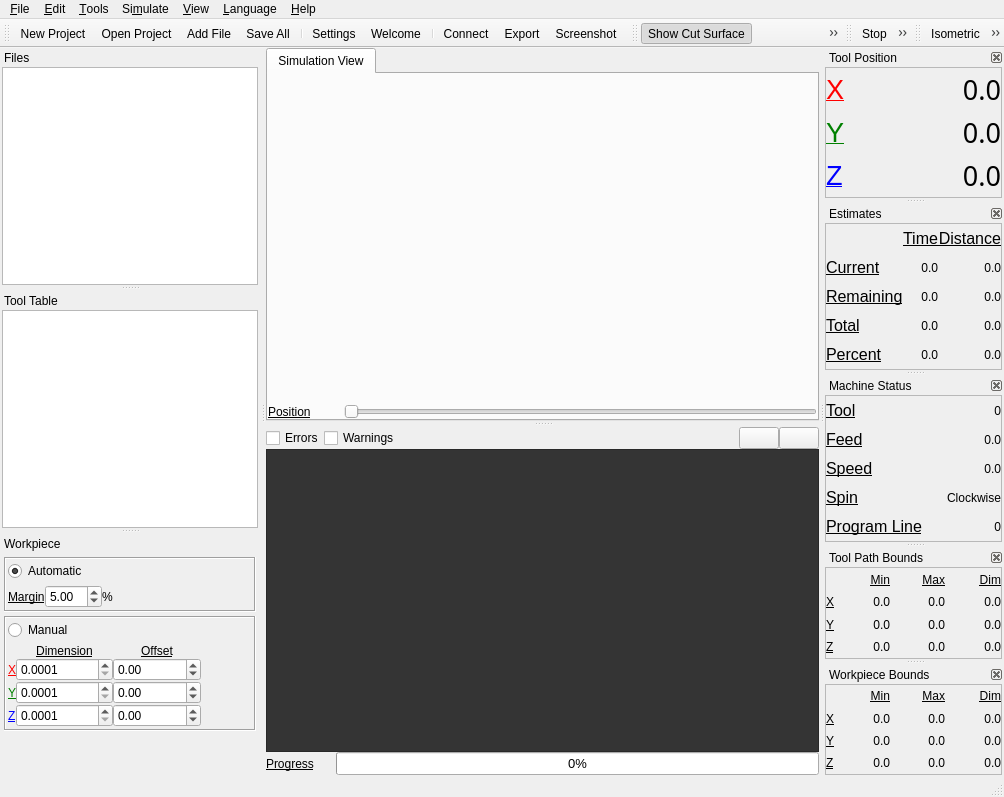
Qt form qt/camotics.ui (CauldronDevelopmentLLC/CAMotics) before a commit.
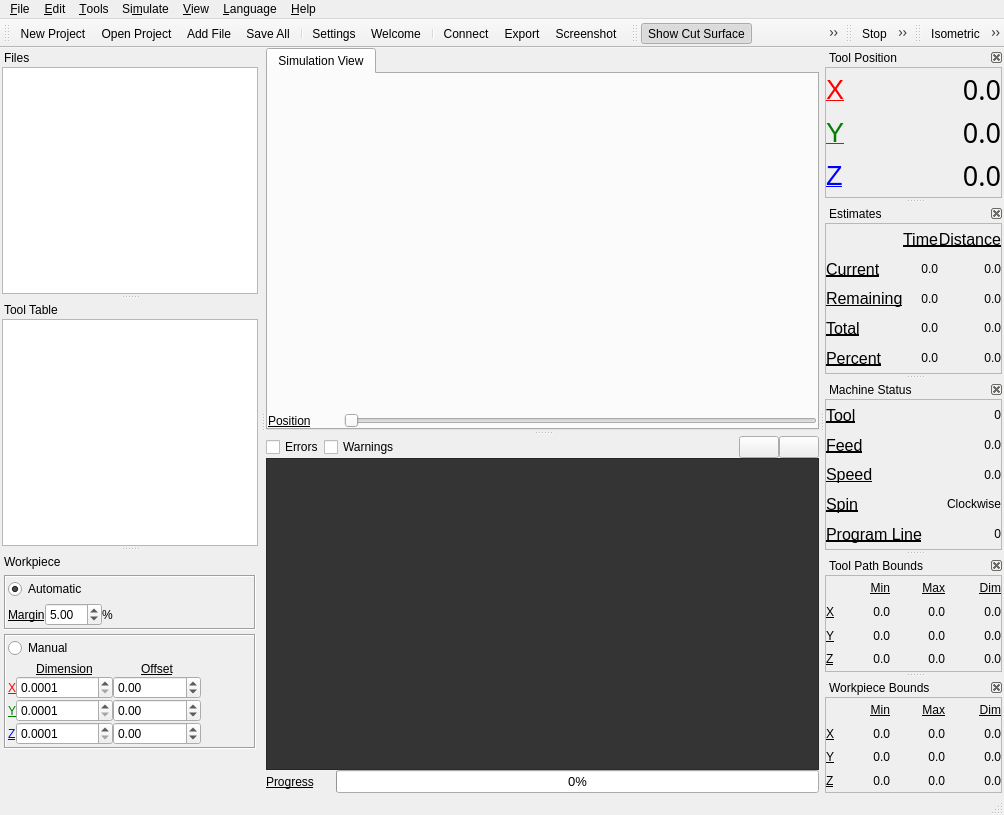
The same form after that commit. Icons and pictures are not drawn. Custom widgets are drawn as their Qt base class.

Patch:
```diff
--- a/qt/camotics.ui
+++ b/qt/camotics.ui
@@ -8,7 +8,7 @@
     <x>0</x>
     <y>0</y>
     <width>1004</width>
-    <height>797</height>
+    <height>815</height>
    </rect>
   </property>
   <property name="windowTitle">
@@ -811,7 +811,6 @@
             <property name="font">
              <font>
               <pointsize>12</pointsize>
-              <weight>50</weight>
               <bold>false</bold>
               <underline>true</underline>
              </font>
@@ -829,7 +828,6 @@
             <property name="font">
              <font>
               <pointsize>12</pointsize>
-              <weight>50</weight>
               <bold>false</bold>
               <underline>true</underline>
              </font>
@@ -853,7 +851,6 @@
             <property name="font">
              <font>
               <pointsize>12</pointsize>
-              <weight>50</weight>
               <bold>false</bold>
               <underline>true</underline>
              </font>
@@ -894,7 +891,6 @@
             <property name="font">
              <font>
               <pointsize>12</pointsize>
-              <weight>50</weight>
               <bold>false</bold>
               <underline>true</underline>
              </font>
@@ -935,7 +931,6 @@
             <property name="font">
              <font>
               <pointsize>12</pointsize>
-              <weight>50</weight>
               <bold>false</bold>
               <underline>true</underline>
              </font>
@@ -976,7 +971,6 @@
             <property name="font">
              <font>
               <pointsize>12</pointsize>
-              <weight>50</weight>
               <bold>false</bold>
               <underline>true</underline>
              </font>
@@ -1087,7 +1081,6 @@
             <property name="font">
              <font>
               <pointsize>12</pointsize>
-              <weight>50</weight>
               <bold>false</bold>
               <underline>true</underline>
              </font>
@@ -1118,7 +1111,6 @@
             <property name="font">
              <font>
               <pointsize>12</pointsize>
-              <weight>50</weight>
               <bold>false</bold>
               <underline>true</underline>
              </font>
@@ -1149,7 +1141,6 @@
             <property name="font">
              <font>
               <pointsize>12</pointsize>
-              <weight>50</weight>
               <bold>false</bold>
               <underline>true</underline>
              </font>
@@ -1180,7 +1171,6 @@
             <property name="font">
              <font>
               <pointsize>12</pointsize>
-              <weight>50</weight>
               <bold>false</bold>
               <underline>true</underline>
              </font>
@@ -1211,7 +1201,6 @@
             <property name="font">
              <font>
               <pointsize>12</pointsize>
-              <weight>50</weight>
               <bold>false</bold>
               <underline>true</underline>
              </font>
```
Left out of the diff: 4 changed lines with no effect on the pictures.
